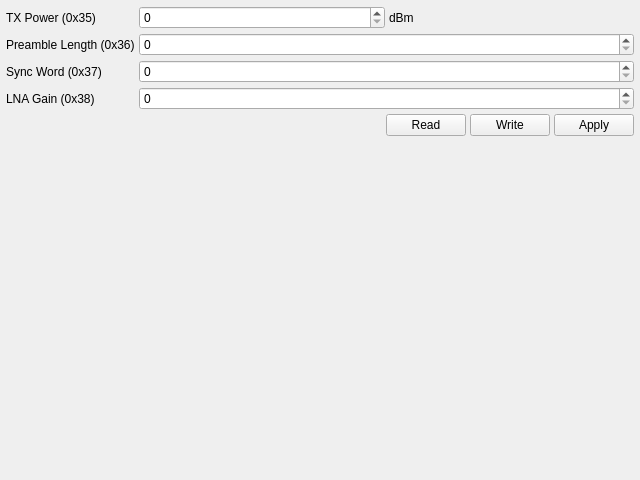
Old version of the form src/widget/config_page/pages/power_page.ui in the repository NotchBrown/Industrial-Data-Radio-PLC-18SPR-Software.
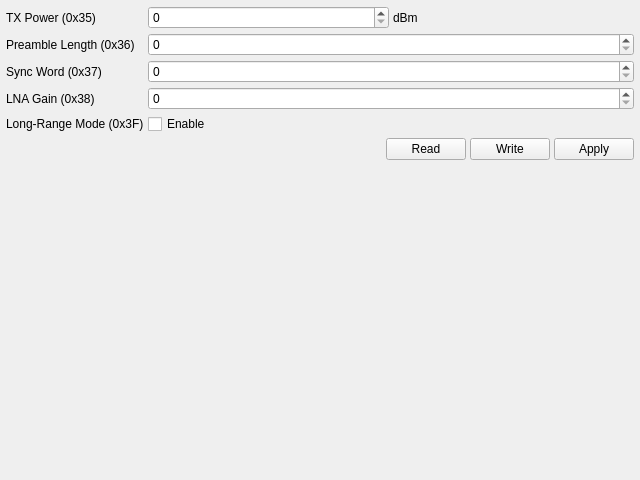
New version of the form.

```diff
--- a/src/widget/config_page/pages/power_page.ui
+++ b/src/widget/config_page/pages/power_page.ui
@@ -107,7 +107,21 @@
        </property>
       </widget>
      </item>
+     <item row="4" column="0">
+      <widget class="QLabel" name="lblLongRange">
+       <property name="text">
+        <string>Long-Range Mode (0x3F)</string>
+       </property>
+      </widget>
+     </item>
      <item row="4" column="1">
+      <widget class="QCheckBox" name="chkLongRange">
+       <property name="text">
+        <string>Enable</string>
+       </property>
+      </widget>
+     </item>
+     <item row="5" column="1">
       <layout class="QHBoxLayout" name="hlPowerBtns">
        <item>
         <spacer name="horizontalSpacer">
```
